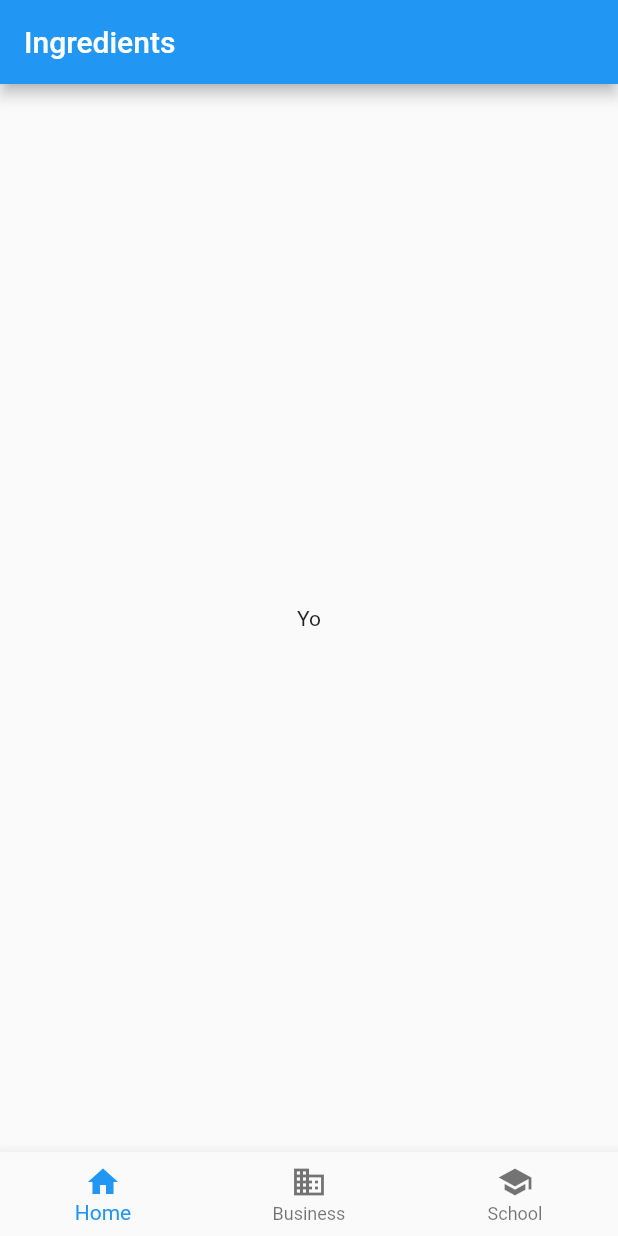
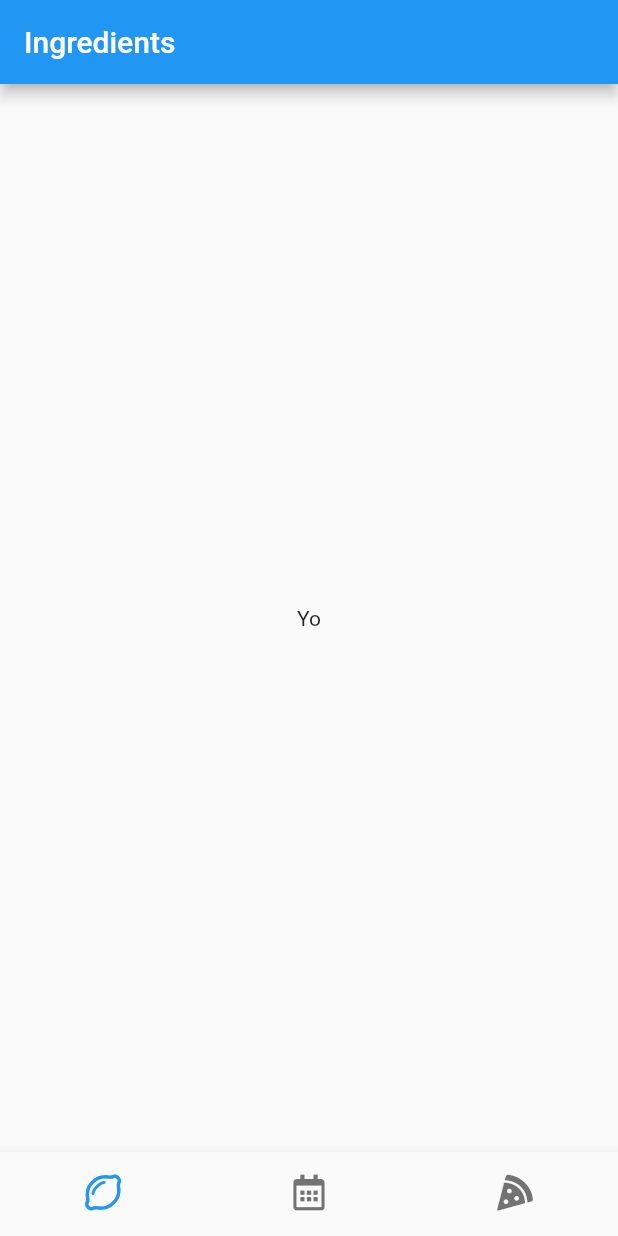
Before and after one commit to 3enedict/limelight, a Flutter app: the screen it shows after launch, on a phone screen of 412 x 824 dp. Run offline on Flutter 3.47's test engine with Material 2 defaults, Android fonts, the light colour scheme and no system bars; our stand-ins replace fluttericon.

Commit message:
Added correct icons for navigation bar

```diff
--- a/lib/main.dart
+++ b/lib/main.dart
@@ -1,4 +1,6 @@
 import 'package:flutter/material.dart';
+
+import 'package:fluttericon/font_awesome5_icons.dart';
 
 void main() {
   runApp(const Limelight());
@@ -10,6 +12,7 @@ class Limelight extends StatelessWidget {
   @override
   Widget build(BuildContext context) {
     return const MaterialApp(
+      debugShowCheckedModeBanner: false,
       title: 'Limelight',
       home: IngredientsPage(),
     );
@@ -25,21 +28,24 @@ class IngredientsPage extends StatelessWidget {
         appBar: AppBar(
           title: const Text("Ingredients"),
         ),
-        bottomNavigationBar:
-            BottomNavigationBar(items: const <BottomNavigationBarItem>[
+        bottomNavigationBar: BottomNavigationBar(
+          items: const <BottomNavigationBarItem>[
             BottomNavigationBarItem(
-            icon: Icon(Icons.home),
-            label: 'Home',
+              icon: Icon(FontAwesome5.lemon),
+              label: 'Ingredients',
             ),
             BottomNavigationBarItem(
-            icon: Icon(Icons.business),
-            label: 'Business',
+              icon: Icon(FontAwesome5.calendar_alt),
+              label: 'Planner',
             ),
             BottomNavigationBarItem(
-            icon: Icon(Icons.school),
-            label: 'School',
+              icon: Icon(FontAwesome5.pizza_slice),
+              label: 'Recipes',
             ),
-        ]),
+          ],
+          showSelectedLabels: false,
+          showUnselectedLabels: false,
+        ),
         body: const Center(child: Text("Yo")));
   }
 }
```
Also changed, not shown: pubspec.yaml (+3 -73 lines), pubspec.lock, 1 other file. Lines whose indentation alone changed are shown as unchanged.
